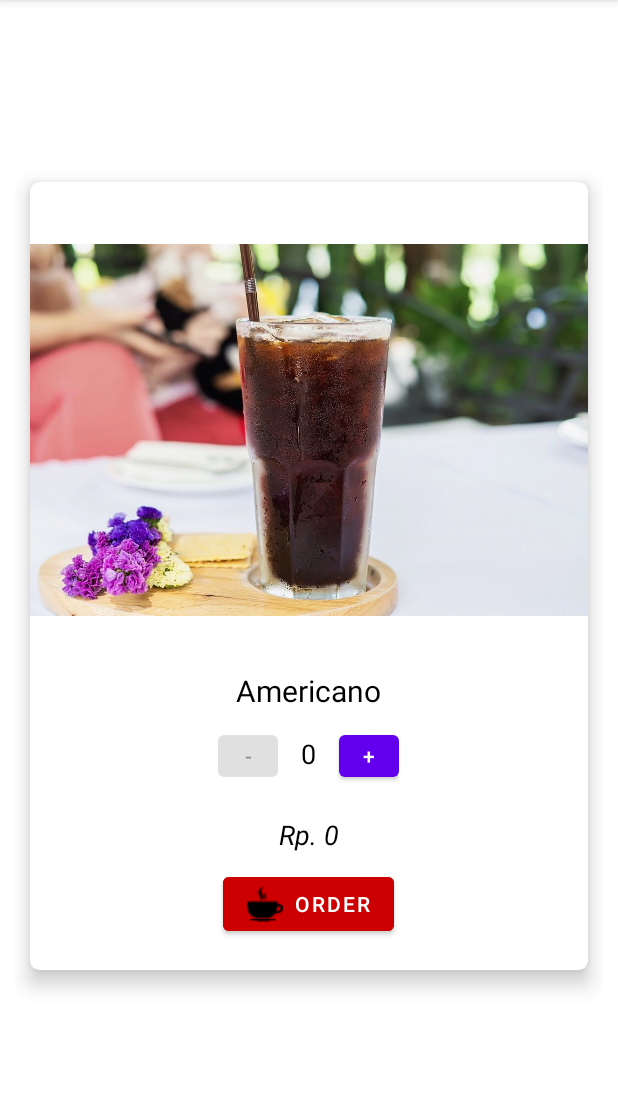
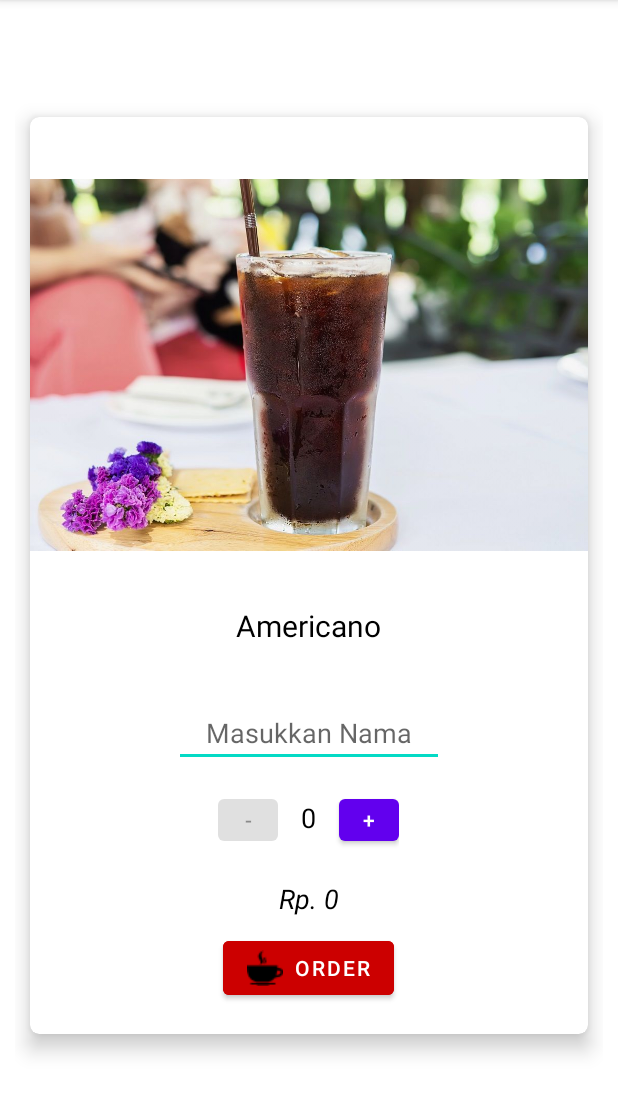
Before and after one commit to DhimasArbi/MyCafe, an Android app: the screen it shows after launch (OrderActivity), after a tap on "Americano", on a phone screen of 412 x 824 dp, the part 84-1201 px from its top. Run offline under Robolectric (Android 15) with nearby library versions, the phone set to English and light mode, and no system bars.

Commit message:
add edtNama & misc changes

```diff
--- a/MyCaffe/app/src/main/java/org/aplas/mycaffe/OrderActivity.java
+++ b/MyCaffe/app/src/main/java/org/aplas/mycaffe/OrderActivity.java
@@ -34,6 +34,7 @@ public class OrderActivity extends AppCompatActivity {
         pesan = (Button) findViewById(R.id.buttonPesan);
         priceTextView = (TextView) findViewById(R.id.orderINFO);
         TextView nmMenu = (TextView) findViewById(R.id.coffeenamedetail);
+        edtName = (EditText) findViewById(R.id.edtNama);
         gbOrder = (ImageView) findViewById(R.id.CoffeeDetailImage);
 
         nmMenu.setText(getIntent().getStringExtra("NAMA_MENU"));
@@ -83,7 +84,7 @@ public class OrderActivity extends AppCompatActivity {
             @Override
             public void onClick(View view) {
                 String title = getIntent().getStringExtra("NAMA_MENU");
-                openDisplayActivity(title, quantity, hitungHarga(title),hitungHarga(title)/quantity);
+                openDisplayActivity(title, quantity, hitungHarga(title),hitungHarga(title)/quantity, edtName.getText().toString());
             }
         });
     }
@@ -111,12 +112,13 @@ public class OrderActivity extends AppCompatActivity {
         priceTextView.setText(pricemessage);
         quantityTextView.setText("" + number);
     }
-    private void openDisplayActivity(String title, int quantity, int harga, int hrgItem) {
+    private void openDisplayActivity(String title, int quantity, int harga, int hrgItem, String nama) {
         Intent media = new Intent(getApplicationContext(), DisplayActivity.class);
         media.putExtra("NAMA_MENU", title);
         media.putExtra("QUANTITY", quantity);
         media.putExtra("HARGATOTAL", harga);
         media.putExtra("HARGAITEM", hrgItem);
+        media.putExtra("NAMA", nama);
         startActivity(media);
     }
 }
--- a/MyCaffe/app/src/main/res/layout/activity_order.xml
+++ b/MyCaffe/app/src/main/res/layout/activity_order.xml
@@ -42,12 +42,29 @@
                 android:textColor="@color/black"
                 android:textSize="20sp" />
 
+            <Space
+                android:id="@+id/jarak"
+                android:layout_width="match_parent"
+                android:layout_height="10dp"
+                android:layout_below="@id/coffeenamedetail"></Space>
+
+            <EditText
+                android:id="@+id/edtNama"
+                android:layout_width="180dp"
+                android:layout_height="wrap_content"
+                android:layout_below="@id/jarak"
+                android:layout_centerHorizontal="true"
+                android:hint="Masukkan Nama"
+                android:textAlignment="center"
+                android:layout_marginTop="15dp"
+                android:layout_marginBottom="15dp"></EditText>
+
 
             <LinearLayout
                 android:id="@+id/linear"
                 android:layout_width="wrap_content"
                 android:layout_height="wrap_content"
-                android:layout_below="@id/coffeenamedetail"
+                android:layout_below="@id/edtNama"
                 android:layout_centerHorizontal="true"
                 android:orientation="horizontal">
 
```
Also changed, not shown: MyCaffe/app/src/main/java/org/aplas/mycaffe/DisplayActivity.java (+12 -14 lines), MyCaffe/app/src/main/res/layout/activity_display.xml (+15 -1 lines).
